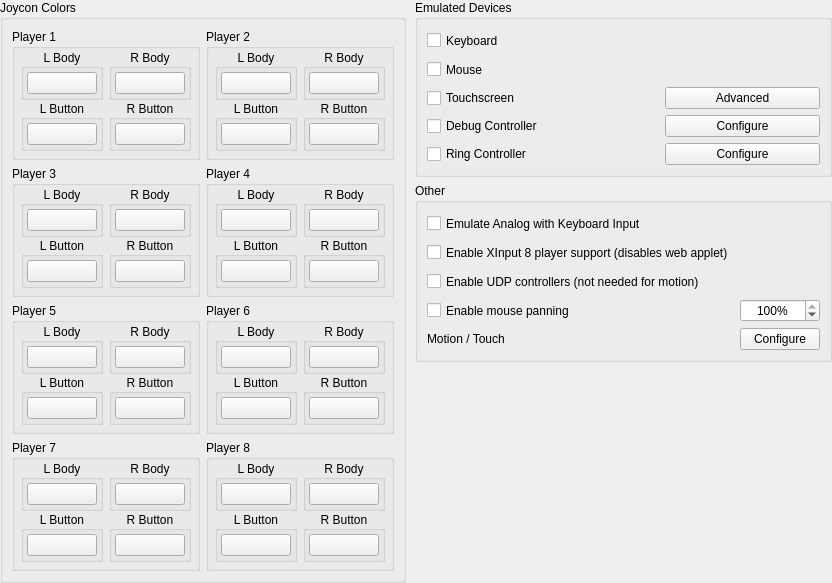
Qt form src/yuzu/configuration/configure_input_advanced.ui (QuantumGhost/yuzu) before a commit.
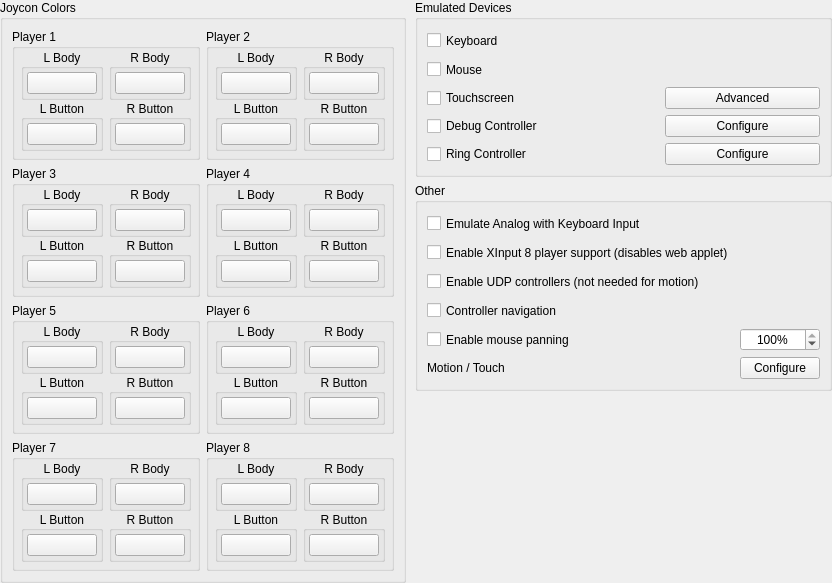
The same form after that commit.

Patch:
```diff
--- a/src/yuzu/configuration/configure_input_advanced.ui
+++ b/src/yuzu/configuration/configure_input_advanced.ui
@@ -2669,6 +2669,19 @@
                      </widget>
                    </item>
                    <item row="4" column="0">
+                     <widget class="QCheckBox" name="controller_navigation">
+                       <property name="minimumSize">
+                         <size>
+                           <width>0</width>
+                           <height>23</height>
+                         </size>
+                       </property>
+                       <property name="text">
+                         <string>Controller navigation</string>
+                       </property>
+                     </widget>
+                   </item>
+                   <item row="5" column="0">
                      <widget class="QCheckBox" name="mouse_panning">
                        <property name="minimumSize">
                          <size>
@@ -2681,7 +2694,7 @@
                        </property>
                      </widget>
                    </item>
-                   <item row="4" column="2">
+                   <item row="5" column="2">
                      <widget class="QSpinBox" name="mouse_panning_sensitivity">
                        <property name="toolTip">
                          <string>Mouse sensitivity</string>
@@ -2703,14 +2716,14 @@
                        </property>
                      </widget>
                    </item>
-                   <item row="5" column="0">
+                   <item row="6" column="0">
                      <widget class="QLabel" name="motion_touch">
                        <property name="text">
                          <string>Motion / Touch</string>
                        </property>
                      </widget>
                    </item>
-                   <item row="5" column="2">
+                   <item row="6" column="2">
                      <widget class="QPushButton" name="buttonMotionTouch">
                        <property name="text">
                          <string>Configure</string>
```
